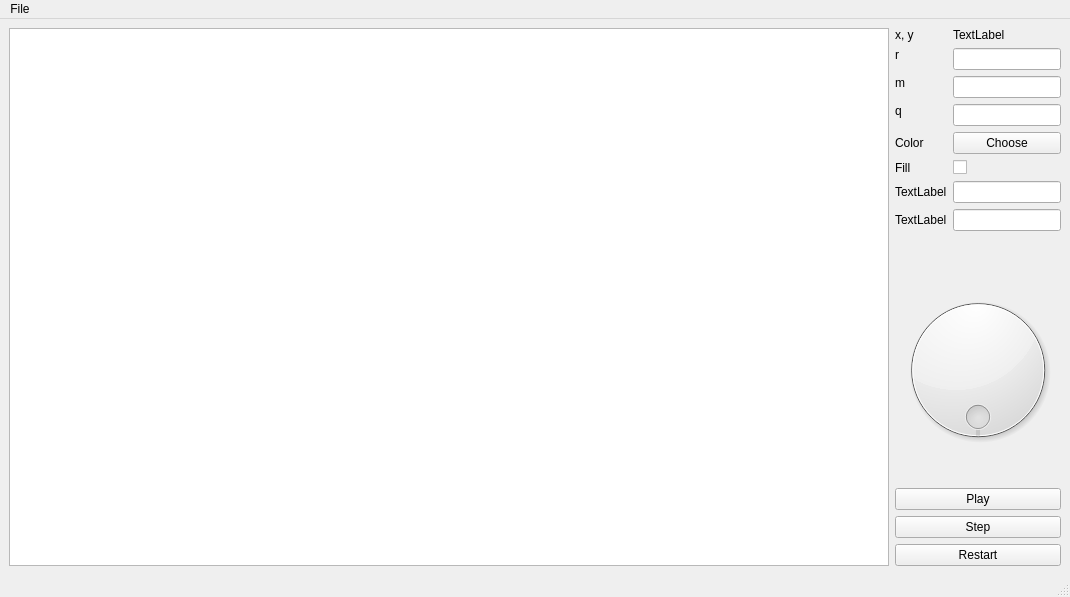
This is mainwindow.ui in dmokin2022/PhysicalModelling as Qt 5 draws it before an edit. The edited form follows.
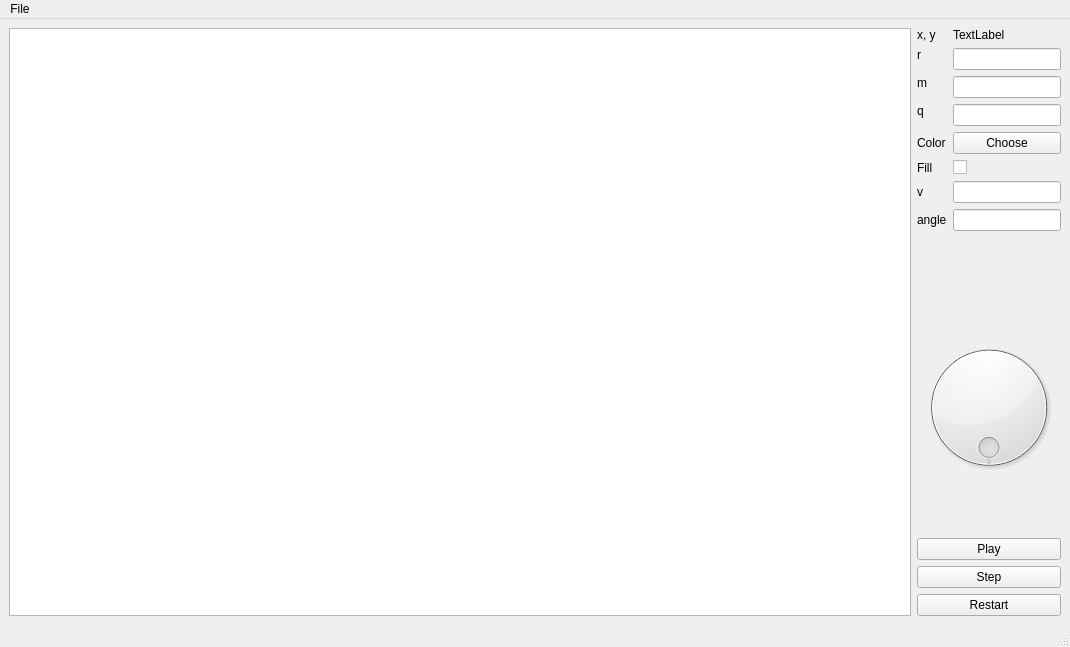
This is the edited form.

Diff of the .ui file:
```diff
--- a/mainwindow.ui
+++ b/mainwindow.ui
@@ -7,7 +7,7 @@
     <x>0</x>
     <y>0</y>
     <width>1070</width>
-    <height>597</height>
+    <height>647</height>
    </rect>
   </property>
   <property name="windowTitle">
@@ -135,7 +135,7 @@
         <item row="6" column="0">
          <widget class="QLabel" name="label_5">
           <property name="text">
-           <string>TextLabel</string>
+           <string>v</string>
           </property>
          </widget>
         </item>
@@ -152,7 +152,7 @@
         <item row="7" column="0">
          <widget class="QLabel" name="label_6">
           <property name="text">
-           <string>TextLabel</string>
+           <string>angle</string>
           </property>
          </widget>
         </item>
```
Left out of the diff: 10 changed lines with no effect on the pictures.
